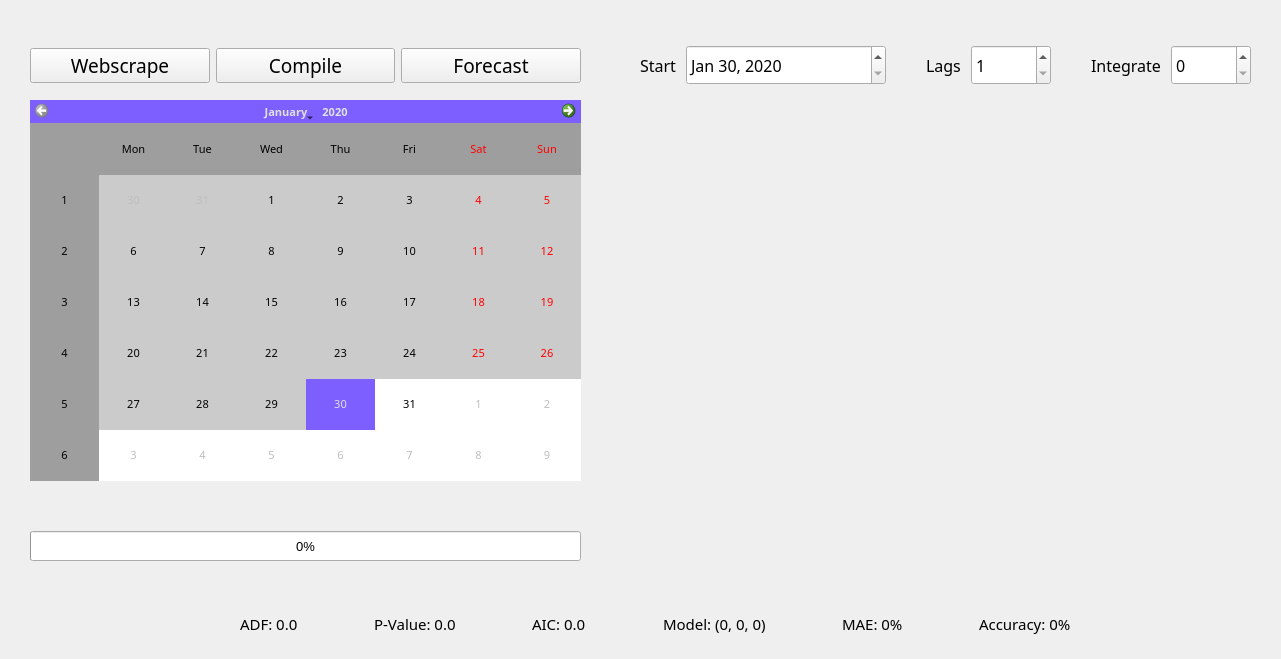
mihkuno/DYNARIMA, file DESIGN.ui: the form before one commit.
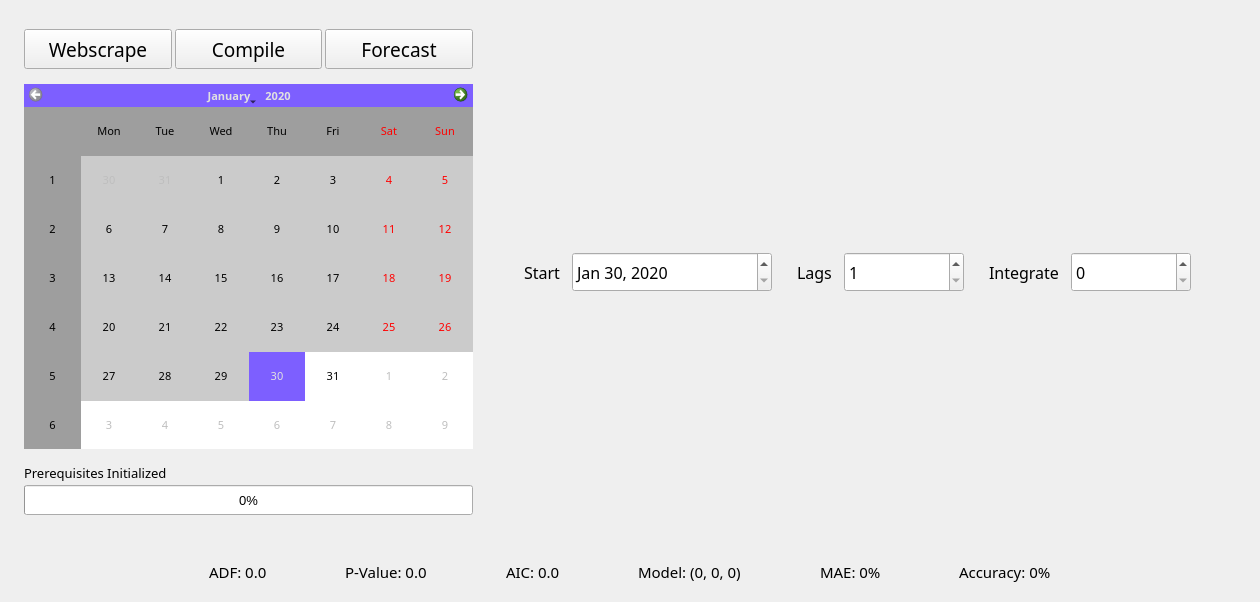
The form after the commit. Icons and pictures are not drawn.

Commit message: added responsive ui and matplots placeholder

```diff
--- a/DESIGN.ui
+++ b/DESIGN.ui
@@ -6,10 +6,16 @@
    <rect>
     <x>0</x>
     <y>0</y>
-    <width>1281</width>
-    <height>659</height>
+    <width>1260</width>
+    <height>602</height>
    </rect>
   </property>
+  <property name="minimumSize">
+   <size>
+    <width>1260</width>
+    <height>602</height>
+   </size>
+  </property>
   <property name="font">
    <font>
     <pointsize>9</pointsize>
@@ -23,367 +29,93 @@
     <normaloff>DYNARIMA.png</normaloff>DYNARIMA.png</iconset>
   </property>
   <widget class="QWidget" name="centralwidget">
-   <widget class="QWidget" name="horizontalLayoutWidget_3">
-    <property name="geometry">
-     <rect>
-      <x>240</x>
-      <y>610</y>
-      <width>831</width>
-      <height>28</height>
-     </rect>
-    </property>
-    <property name="font">
-     <font>
-      <pointsize>11</pointsize>
-     </font>
-    </property>
-    <layout class="QHBoxLayout" name="info_container">
+   <layout class="QGridLayout" name="gridLayout">
+    <item row="0" column="0">
+     <layout class="QVBoxLayout" name="verticalLayout_5">
+      <item>
+       <layout class="QHBoxLayout" name="horizontalLayout_2" stretch="3,5">
+        <item>
+         <layout class="QVBoxLayout" name="verticalLayout_3" stretch="0,0,0">
      <property name="spacing">
+           <number>15</number>
+          </property>
+          <property name="leftMargin">
+           <number>15</number>
+          </property>
+          <property name="topMargin">
       <number>20</number>
      </property>
-     <property name="sizeConstraint">
-      <enum>QLayout::SetDefaultConstraint</enum>
-     </property>
      <item>
-      <widget class="QLabel" name="info_txt_adf">
-       <property name="font">
-        <font>
-         <family>Segoe UI Variable Display</family>
-         <pointsize>11</pointsize>
-        </font>
-       </property>
-       <property name="text">
-        <string>ADF: 0.0</string>
-       </property>
-       <property name="indent">
-        <number>0</number>
-       </property>
-      </widget>
-     </item>
-     <item>
-      <spacer name="info_spacer_1">
-       <property name="font">
-        <font>
-         <pointsize>11</pointsize>
-        </font>
-       </property>
-       <property name="orientation">
-        <enum>Qt::Horizontal</enum>
-       </property>
-       <property name="sizeHint" stdset="0">
-        <size>
-         <width>40</width>
-         <height>20</height>
-        </size>
-       </property>
-      </spacer>
-     </item>
-     <item>
-      <widget class="QLabel" name="info_txt_pvalue">
-       <property name="font">
-        <font>
-         <family>Segoe UI Variable Display</family>
-         <pointsize>11</pointsize>
-        </font>
-       </property>
-       <property name="text">
-        <string>P-Value: 0.0</string>
-       </property>
-       <property name="indent">
-        <number>0</number>
-       </property>
-      </widget>
-     </item>
-     <item>
-      <spacer name="info_spacer_2">
-       <property name="font">
-        <font>
-         <pointsize>11</pointsize>
-        </font>
-       </property>
-       <property name="orientation">
-        <enum>Qt::Horizontal</enum>
-       </property>
-       <property name="sizeHint" stdset="0">
-        <size>
-         <width>40</width>
-         <height>20</height>
-        </size>
-       </property>
-      </spacer>
-     </item>
-     <item>
-      <widget class="QLabel" name="info_txt_aic">
-       <property name="font">
-        <font>
-         <family>Segoe UI Variable Display</family>
-         <pointsize>11</pointsize>
-        </font>
-       </property>
-       <property name="text">
-        <string>AIC: 0.0</string>
-       </property>
-       <property name="indent">
-        <number>0</number>
-       </property>
-      </widget>
-     </item>
-     <item>
-      <spacer name="info_spacer_3">
-       <property name="font">
-        <font>
-         <pointsize>11</pointsize>
-        </font>
-       </property>
-       <property name="orientation">
-        <enum>Qt::Horizontal</enum>
-       </property>
-       <property name="sizeHint" stdset="0">
-        <size>
-         <width>40</width>
-         <height>20</height>
-        </size>
-       </property>
-      </spacer>
-     </item>
-     <item>
-      <widget class="QLabel" name="info_txt_model">
-       <property name="font">
-        <font>
-         <family>Segoe UI Variable Display</family>
-         <pointsize>11</pointsize>
-        </font>
-       </property>
-       <property name="text">
-        <string>Model: (0, 0, 0)</string>
-       </property>
-       <property name="indent">
-        <number>0</number>
-       </property>
-      </widget>
-     </item>
-     <item>
-      <spacer name="info_spacer_4">
-       <property name="font">
-        <font>
-         <pointsize>11</pointsize>
-        </font>
-       </property>
-       <property name="orientation">
-        <enum>Qt::Horizontal</enum>
-       </property>
-       <property name="sizeHint" stdset="0">
-        <size>
-         <width>40</width>
-         <height>20</height>
-        </size>
-       </property>
-      </spacer>
-     </item>
-     <item>
-      <widget class="QLabel" name="info_txt_mae">
-       <property name="font">
-        <font>
-         <family>Segoe UI Variable Display</family>
-         <pointsize>11</pointsize>
-        </font>
-       </property>
-       <property name="text">
-        <string>MAE: 0%</string>
-       </property>
-       <property name="indent">
-        <number>0</number>
-       </property>
-      </widget>
-     </item>
-     <item>
-      <spacer name="info_spacer_5">
-       <property name="font">
-        <font>
-         <pointsize>11</pointsize>
-        </font>
-       </property>
-       <property name="orientation">
-        <enum>Qt::Horizontal</enum>
-       </property>
-       <property name="sizeHint" stdset="0">
-        <size>
-         <width>40</width>
-         <height>20</height>
-        </size>
-       </property>
-      </spacer>
-     </item>
-     <item>
-      <widget class="QLabel" name="info_txt_accuracy">
-       <property name="font">
-        <font>
-         <family>Segoe UI Variable Display</family>
-         <pointsize>11</pointsize>
-        </font>
-       </property>
-       <property name="text">
-        <string>Accuracy: 0%</string>
-       </property>
-       <property name="indent">
-        <number>0</number>
-       </property>
-      </widget>
-     </item>
-    </layout>
-   </widget>
-   <widget class="QWidget" name="horizontalLayoutWidget_2">
-    <property name="geometry">
-     <rect>
-      <x>640</x>
-      <y>40</y>
-      <width>611</width>
-      <height>51</height>
-     </rect>
-    </property>
-    <layout class="QHBoxLayout" name="config_container">
+           <layout class="QHBoxLayout" name="btn_container">
      <property name="spacing">
-      <number>10</number>
-     </property>
-     <property name="sizeConstraint">
-      <enum>QLayout::SetDefaultConstraint</enum>
-     </property>
+             <number>3</number>
+            </property>
      <item>
-      <widget class="QLabel" name="config_txt_startdate">
-       <property name="font">
-        <font>
-         <family>Segoe UI Variable Display</family>
-         <pointsize>12</pointsize>
-        </font>
-       </property>
-       <property name="text">
-        <string>Start</string>
-       </property>
-      </widget>
-     </item>
-     <item>
-      <widget class="QDateEdit" name="config_startdate">
+             <widget class="QPushButton" name="btn_webscrape">
        <property name="minimumSize">
         <size>
-         <width>200</width>
+                <width>0</width>
          <height>40</height>
         </size>
        </property>
        <property name="font">
         <font>
          <family>Segoe UI Variable Display</family>
-         <pointsize>12</pointsize>
-        </font>
-       </property>
-       <property name="minimumDate">
-        <date>
-         <year>2020</year>
-         <month>1</month>
-         <day>30</day>
-        </date>
-       </property>
-       <property name="displayFormat">
-        <string>MMM dd, yyyy</string>
-       </property>
-      </widget>
-     </item>
-     <item>
-      <spacer name="config_spacer1">
-       <property name="orientation">
-        <enum>Qt::Horizontal</enum>
-       </property>
-       <property name="sizeHint" stdset="0">
-        <size>
-         <width>40</width>
-         <height>20</height>
-        </size>
-       </property>
-      </spacer>
-     </item>
-     <item>
-      <widget class="QLabel" name="config_txt_lags">
-       <property name="font">
-        <font>
-         <family>Segoe UI Variable Display</family>
-         <pointsize>12</pointsize>
-        </font>
-       </property>
+                <pointsize>14</pointsize>
+               </font>
+              </property>
        <property name="text">
-        <string>Lags</string>
+               <string>Webscrape</string>
        </property>
       </widget>
      </item>
      <item>
-      <widget class="QSpinBox" name="config_lags">
+             <widget class="QPushButton" name="btn_compile">
        <property name="minimumSize">
         <size>
-         <width>80</width>
+                <width>0</width>
          <height>40</height>
         </size>
        </property>
        <property name="font">
         <font>
          <family>Segoe UI Variable Display</family>
-         <pointsize>12</pointsize>
-        </font>
-       </property>
-       <property name="minimum">
-        <number>1</number>
-       </property>
-      </widget>
-     </item>
-     <item>
-      <spacer name="config_spacer2">
-       <property name="orientation">
-        <enum>Qt::Horizontal</enum>
-       </property>
-       <property name="sizeHint" stdset="0">
-        <size>
-         <width>40</width>
-         <height>20</height>
-        </size>
-       </property>
-      </spacer>
-     </item>
-     <item>
-      <widget class="QLabel" name="config_txt_integrate">
-       <property name="font">
-        <font>
-         <family>Segoe UI Variable Display</family>
-         <pointsize>12</pointsize>
-        </font>
-       </property>
+                <pointsize>14</pointsize>
+               </font>
+              </property>
        <property name="text">
-        <string>Integrate</string>
+               <string>Compile</string>
        </property>
       </widget>
      </item>
      <item>
-      <widget class="QSpinBox" name="config_integrate">
+             <widget class="QPushButton" name="btn_forecast">
        <property name="minimumSize">
         <size>
-         <width>80</width>
+                <width>0</width>
          <height>40</height>
         </size>
        </property>
        <property name="font">
         <font>
          <family>Segoe UI Variable Display</family>
-         <pointsize>12</pointsize>
-        </font>
-       </property>
+                <pointsize>14</pointsize>
+               </font>
+              </property>
+              <property name="text">
+               <string>Forecast</string>
+              </property>
       </widget>
      </item>
     </layout>
-   </widget>
+          </item>
+          <item>
    <widget class="QCalendarWidget" name="calendar">
-    <property name="geometry">
-     <rect>
-      <x>30</x>
-      <y>100</y>
-      <width>551</width>
-      <height>381</height>
-     </rect>
+            <property name="minimumSize">
+             <size>
+              <width>0</width>
+              <height>0</height>
+             </size>
     </property>
     <property name="palette">
      <palette>
@@ -581,22 +313,21 @@
      <bool>true</bool>
     </property>
    </widget>
-   <widget class="QWidget" name="verticalLayoutWidget_2">
-    <property name="geometry">
-     <rect>
-      <x>30</x>
-      <y>500</y>
-      <width>551</width>
-      <height>61</height>
-     </rect>
-    </property>
+          </item>
+          <item>
     <layout class="QVBoxLayout" name="progressbar_container">
+            <property name="spacing">
+             <number>3</number>
+            </property>
+            <property name="bottomMargin">
+             <number>20</number>
+            </property>
      <item>
       <widget class="QLabel" name="progressbar_text">
        <property name="font">
         <font>
          <family>Segoe UI Variable Display</family>
-         <pointsize>12</pointsize>
+                <pointsize>10</pointsize>
         </font>
        </property>
        <property name="acceptDrops">
@@ -606,7 +337,7 @@
         <bool>false</bool>
        </property>
        <property name="text">
-        <string/>
+               <string>Prerequisites Initialized</string>
        </property>
       </widget>
      </item>
@@ -629,81 +360,393 @@
       </widget>
      </item>
     </layout>
-   </widget>
-   <widget class="QWidget" name="horizontalLayoutWidget">
-    <property name="geometry">
-     <rect>
-      <x>30</x>
-      <y>30</y>
-      <width>551</width>
-      <height>71</height>
-     </rect>
+          </item>
+         </layout>
+        </item>
+        <item>
+         <layout class="QVBoxLayout" name="verticalLayout_4" stretch="0,1">
+          <property name="spacing">
+           <number>8</number>
+          </property>
+          <property name="topMargin">
+           <number>20</number>
+          </property>
+          <property name="rightMargin">
+           <number>20</number>
+          </property>
+          <property name="bottomMargin">
+           <number>20</number>
+          </property>
+          <item>
+           <layout class="QHBoxLayout" name="config_container" stretch="0,0,0,0,0,0,0,0,0,0">
+            <property name="spacing">
+             <number>12</number>
+            </property>
+            <property name="sizeConstraint">
+             <enum>QLayout::SetDefaultConstraint</enum>
+            </property>
+            <property name="leftMargin">
+             <number>5</number>
+            </property>
+            <item>
+             <spacer name="horizontalSpacer_2">
+              <property name="orientation">
+               <enum>Qt::Horizontal</enum>
+              </property>
+              <property name="sizeHint" stdset="0">
+               <size>
+                <width>40</width>
+                <height>20</height>
+               </size>
+              </property>
+             </spacer>
+            </item>
+            <item>
+             <widget class="QLabel" name="config_txt_startdate">
+              <property name="font">
+               <font>
+                <family>Segoe UI Variable Display</family>
+                <pointsize>12</pointsize>
+               </font>
+              </property>
+              <property name="text">
+               <string>Start</string>
+              </property>
+             </widget>
+            </item>
+            <item>
+             <widget class="QDateEdit" name="config_startdate">
+              <property name="minimumSize">
+               <size>
+                <width>200</width>
+                <height>40</height>
+               </size>
     </property>
     <property name="font">
      <font>
-      <pointsize>14</pointsize>
-     </font>
-    </property>
-    <layout class="QHBoxLayout" name="btn_container">
+                <family>Segoe UI Variable Display</family>
+                <pointsize>12</pointsize>
+               </font>
+              </property>
+              <property name="minimumDate">
+               <date>
+                <year>2020</year>
+                <month>1</month>
+                <day>30</day>
+               </date>
+              </property>
+              <property name="displayFormat">
+               <string>MMM dd, yyyy</string>
+              </property>
+             </widget>
+            </item>
      <item>
-      <widget class="QPushButton" name="btn_webscrape">
+             <spacer name="config_spacer1">
+              <property name="orientation">
+               <enum>Qt::Horizontal</enum>
+              </property>
+              <property name="sizeHint" stdset="0">
+               <size>
+                <width>13</width>
+                <height>46</height>
+               </size>
+              </property>
+             </spacer>
+            </item>
+            <item>
+             <widget class="QLabel" name="config_txt_lags">
        <property name="font">
         <font>
          <family>Segoe UI Variable Display</family>
-         <pointsize>14</pointsize>
+                <pointsize>12</pointsize>
         </font>
        </property>
        <property name="text">
-        <string>Webscrape</string>
+               <string>Lags</string>
        </property>
       </widget>
      </item>
      <item>
-      <widget class="QPushButton" name="btn_compile">
+             <widget class="QSpinBox" name="config_lags">
+              <property name="minimumSize">
+               <size>
+                <width>120</width>
+                <height>40</height>
+               </size>
+              </property>
        <property name="font">
         <font>
          <family>Segoe UI Variable Display</family>
-         <pointsize>14</pointsize>
-        </font>
-       </property>
-       <property name="text">
-        <string>Compile</string>
+                <pointsize>12</pointsize>
+               </font>
+              </property>
+              <property name="minimum">
+               <number>1</number>
        </property>
       </widget>
      </item>
      <item>
-      <widget class="QPushButton" name="btn_forecast">
+             <spacer name="config_spacer2">
+              <property name="orientation">
+               <enum>Qt::Horizontal</enum>
+              </property>
+              <property name="sizeHint" stdset="0">
+               <size>
+                <width>13</width>
+                <height>46</height>
+               </size>
+              </property>
+             </spacer>
+            </item>
+            <item>
+             <widget class="QLabel" name="config_txt_integrate">
        <property name="font">
         <font>
          <family>Segoe UI Variable Display</family>
-         <pointsize>14</pointsize>
+                <pointsize>12</pointsize>
         </font>
        </property>
        <property name="text">
-        <string>Forecast</string>
+               <string>Integrate</string>
        </property>
       </widget>
      </item>
-    </layout>
-   </widget>
-   <widget class="QWidget" name="verticalLayoutWidget">
-    <property name="geometry">
-     <rect>
-      <x>620</x>
-      <y>110</y>
-      <width>631</width>
-      <height>451</height>
-     </rect>
-    </property>
+            <item>
+             <widget class="QSpinBox" name="config_integrate">
+              <property name="minimumSize">
+               <size>
+                <width>120</width>
+                <height>40</height>
+               </size>
+              </property>
+              <property name="font">
+               <font>
+                <family>Segoe UI Variable Display</family>
+                <pointsize>12</pointsize>
+               </font>
+              </property>
+             </widget>
+            </item>
+            <item>
+             <spacer name="horizontalSpacer_6">
+              <property name="orientation">
+               <enum>Qt::Horizontal</enum>
+              </property>
+              <property name="sizeHint" stdset="0">
+               <size>
+                <width>40</width>
+                <height>20</height>
+               </size>
+              </property>
+             </spacer>
+            </item>
+           </layout>
+          </item>
+          <item>
     <layout class="QVBoxLayout" name="matplot_container">
+            <property name="spacing">
+             <number>0</number>
+            </property>
+            <property name="topMargin">
+             <number>0</number>
+            </property>
+           </layout>
+          </item>
+         </layout>
+        </item>
+       </layout>
+      </item>
      <item>
-      <widget class="QWidget" name="matplot_accuracy" native="true"/>
+       <layout class="QHBoxLayout" name="info_container">
+        <property name="spacing">
+         <number>15</number>
+        </property>
+        <property name="sizeConstraint">
+         <enum>QLayout::SetDefaultConstraint</enum>
+        </property>
+        <property name="leftMargin">
+         <number>200</number>
+        </property>
+        <property name="topMargin">
+         <number>20</number>
+        </property>
+        <property name="rightMargin">
+         <number>200</number>
+        </property>
+        <property name="bottomMargin">
+         <number>10</number>
+        </property>
+        <item>
+         <widget class="QLabel" name="info_txt_adf">
+          <property name="font">
+           <font>
+            <family>Segoe UI Variable Display</family>
+            <pointsize>11</pointsize>
+           </font>
+          </property>
+          <property name="text">
+           <string>ADF: 0.0</string>
+          </property>
+          <property name="indent">
+           <number>0</number>
+          </property>
+         </widget>
      </item>
      <item>
-      <widget class="QWidget" name="matplot_summary" native="true"/>
-     </item>
-    </layout>
-   </widget>
+         <spacer name="horizontalSpacer">
+          <property name="orientation">
+           <enum>Qt::Horizontal</enum>
+          </property>
+          <property name="sizeHint" stdset="0">
+           <size>
+            <width>40</width>
+            <height>20</height>
+           </size>
+          </property>
+         </spacer>
+        </item>
+        <item>
+         <widget class="QLabel" name="info_txt_pvalue">
+          <property name="font">
+           <font>
+            <family>Segoe UI Variable Display</family>
+            <pointsize>11</pointsize>
+           </font>
+          </property>
+          <property name="text">
+           <string>P-Value: 0.0</string>
+          </property>
+          <property name="indent">
+           <number>0</number>
+          </property>
+         </widget>
+        </item>
+        <item>
+         <spacer name="info_spacer_2">
+          <property name="font">
+           <font>
+            <pointsize>11</pointsize>
+           </font>
+          </property>
+          <property name="orientation">
+           <enum>Qt::Horizontal</enum>
+          </property>
+          <property name="sizeHint" stdset="0">
+           <size>
+            <width>13</width>
+            <height>17</height>
+           </size>
+          </property>
+         </spacer>
+        </item>
+        <item>
+         <widget class="QLabel" name="info_txt_aic">
+          <property name="font">
+           <font>
+            <family>Segoe UI Variable Display</family>
+            <pointsize>11</pointsize>
+           </font>
+          </property>
+          <property name="text">
+           <string>AIC: 0.0</string>
+          </property>
+          <property name="indent">
+           <number>0</number>
+          </property>
+         </widget>
+        </item>
+        <item>
+         <spacer name="horizontalSpacer_3">
+          <property name="orientation">
+           <enum>Qt::Horizontal</enum>
+          </property>
+          <property name="sizeHint" stdset="0">
+           <size>
+            <width>40</width>
+            <height>20</height>
+           </size>
+          </property>
+         </spacer>
+        </item>
+        <item>
+         <widget class="QLabel" name="info_txt_model">
+          <property name="font">
+           <font>
+            <family>Segoe UI Variable Display</family>
+            <pointsize>11</pointsize>
+           </font>
+          </property>
+          <property name="text">
+           <string>Model: (0, 0, 0)</string>
+          </property>
+          <property name="indent">
+           <number>0</number>
+          </property>
+         </widget>
+        </item>
+        <item>
+         <spacer name="horizontalSpacer_4">
+          <property name="orientation">
+           <enum>Qt::Horizontal</enum>
+          </property>
+          <property name="sizeHint" stdset="0">
+           <size>
+            <width>40</width>
+            <height>20</height>
+           </size>
+          </property>
+         </spacer>
+        </item>
+        <item>
+         <widget class="QLabel" name="info_txt_mae">
+          <property name="font">
+           <font>
+            <family>Segoe UI Variable Display</family>
+            <pointsize>11</pointsize>
+           </font>
+          </property>
+          <property name="text">
+           <string>MAE: 0%</string>
+          </property>
+          <property name="indent">
+           <number>0</number>
+          </property>
+         </widget>
+        </item>
+        <item>
+         <spacer name="horizontalSpacer_5">
+          <property name="orientation">
+           <enum>Qt::Horizontal</enum>
+          </property>
+          <property name="sizeHint" stdset="0">
+           <size>
+            <width>40</width>
+            <height>20</height>
+           </size>
+          </property>
+         </spacer>
+        </item>
+        <item>
+         <widget class="QLabel" name="info_txt_accuracy">
+          <property name="font">
+           <font>
+            <family>Segoe UI Variable Display</family>
+            <pointsize>11</pointsize>
+           </font>
+          </property>
+          <property name="text">
+           <string>Accuracy: 0%</string>
+          </property>
+          <property name="indent">
+           <number>0</number>
+          </property>
+         </widget>
+        </item>
+       </layout>
+      </item>
+     </layout>
+    </item>
+   </layout>
   </widget>
  </widget>
  <resources/>
```
Left out of the diff: 3 changed lines with no effect on the pictures. Lines whose indentation alone changed are shown as unchanged. The commit also changes 1 other file.
